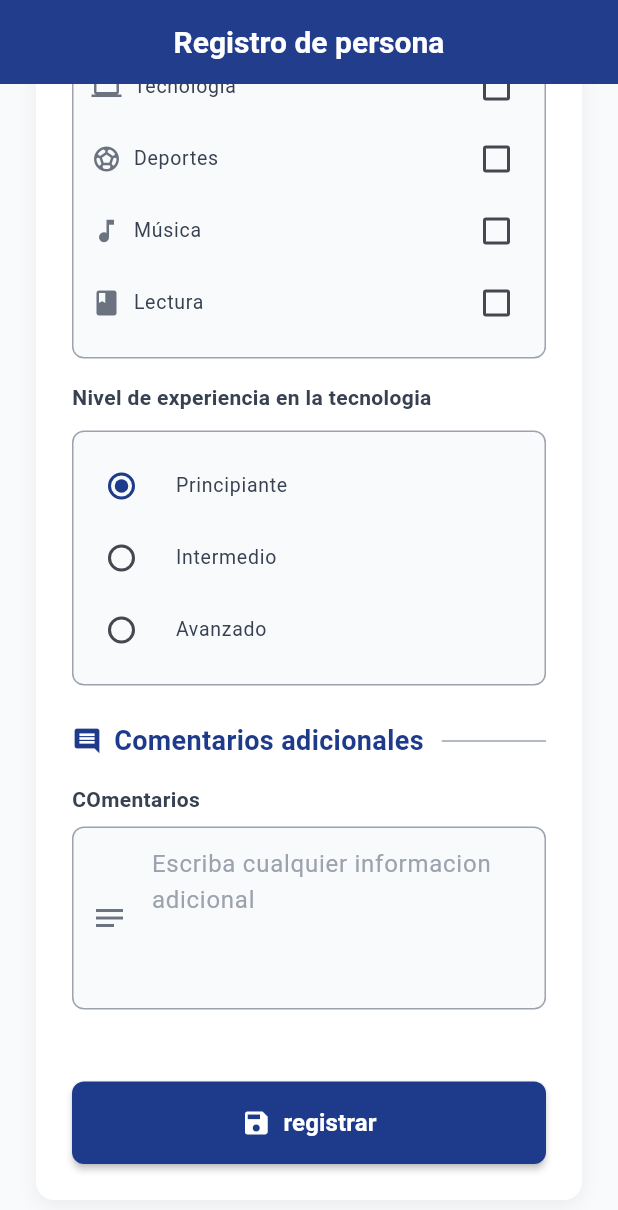
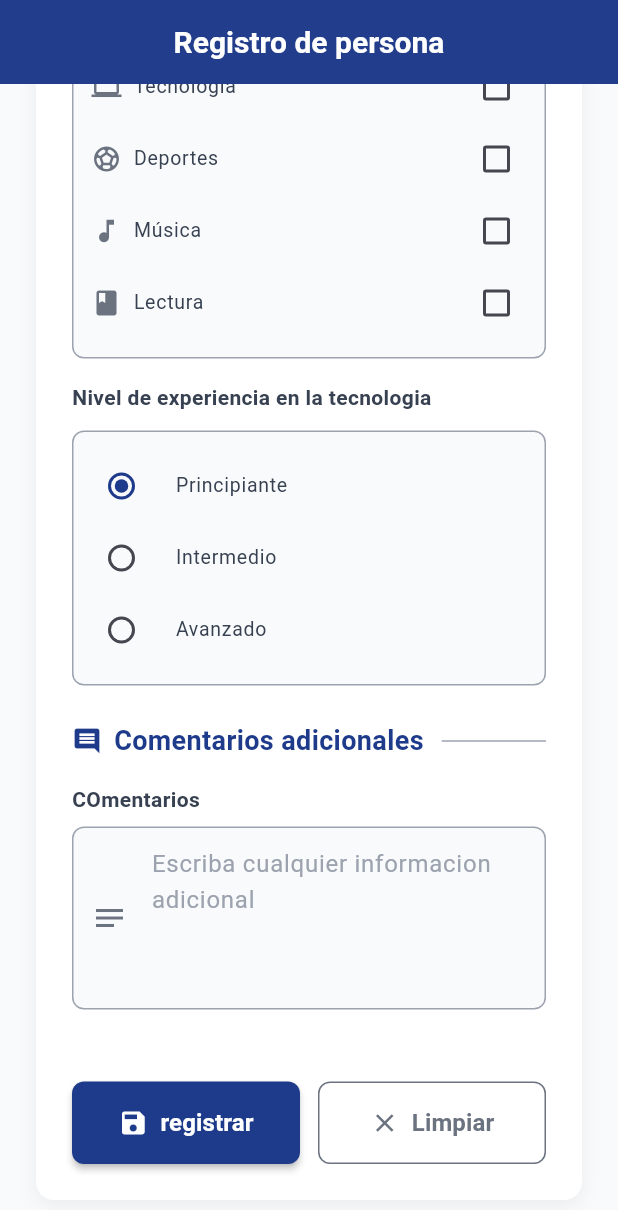
Before and after one commit to elingeyes/widgetestaticos, a Flutter app: the screen it shows after launch, scrolled down 977 dp, on a phone screen of 412 x 824 dp. Shown: the top 1210 px of the screen. Run offline on Flutter 3.47's test engine with Material 3 defaults, Android fonts, the phone set to English and light mode, and no system bars.

Commit message:
definicion y creacion del boton limpiar mas su icono correspondiente

```diff
--- a/lib/main.dart
+++ b/lib/main.dart
@@ -273,8 +273,40 @@ class RegistrationFormScreen extends StatelessWidget {
                                 ),
                               ],
                             ),
+                          ),
+                      ),
+                      //definimos un espacio para evitar choque de widget
+                      SizedBox(width: 12),
+                      Expanded(
+                          child: OutlinedButton(
+                            //definimos acciones de momento no tiene
+                              onPressed: () {},
+                              //definimos el estilo del boton
+                              style: OutlinedButton.styleFrom(
+                                foregroundColor: secondaryGray,
+                                side: BorderSide(color: secondaryGray),
+                                padding: EdgeInsets.symmetric(vertical: 16),
+                                shape: RoundedRectangleBorder(
+                                  borderRadius: BorderRadius.circular(8),
+                                ),
+                              ),
+                              child: Row(
+                                mainAxisAlignment: MainAxisAlignment.center,
+                                //creamos los elementos que contiene el boton
+                                children: [
+                                  Icon(Icons.clear, size: 20),
+                                  SizedBox(width: 8),
+                                  Text(
+                                    'Limpiar',
+                                    style: TextStyle(
+                                      fontSize: 16,
+                                      fontWeight: FontWeight.bold,
+                                    ),
+                                  )
+                                ],
+                              )
                           )
-                      )
+                      ),
                     ],
                   )
                 ],
```
